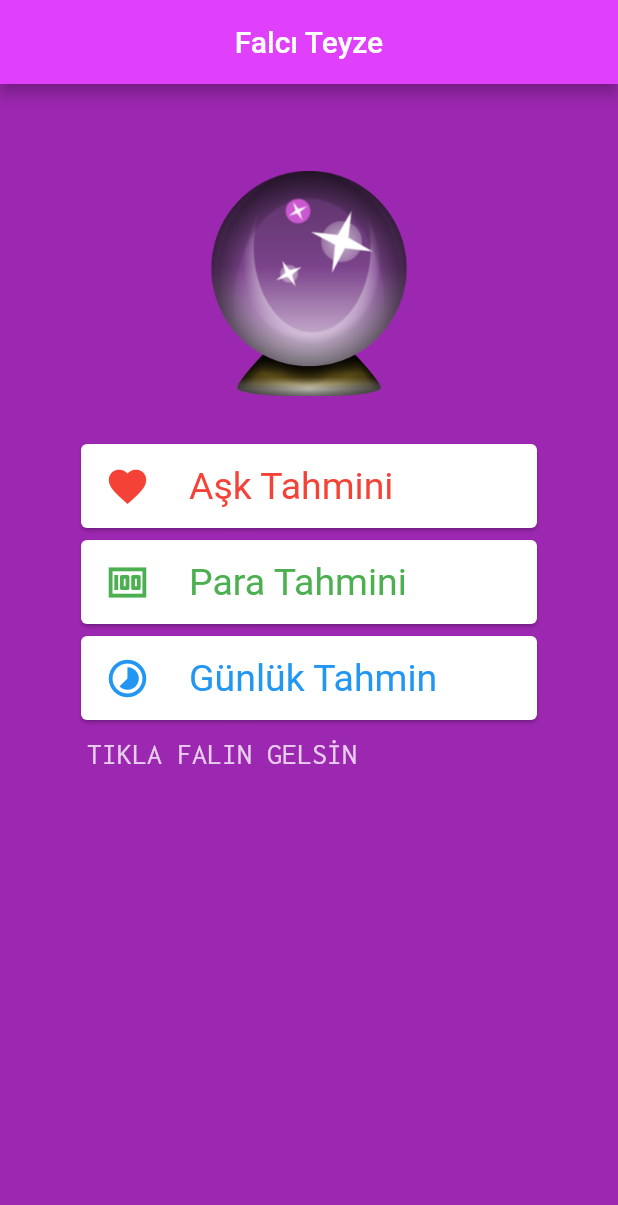
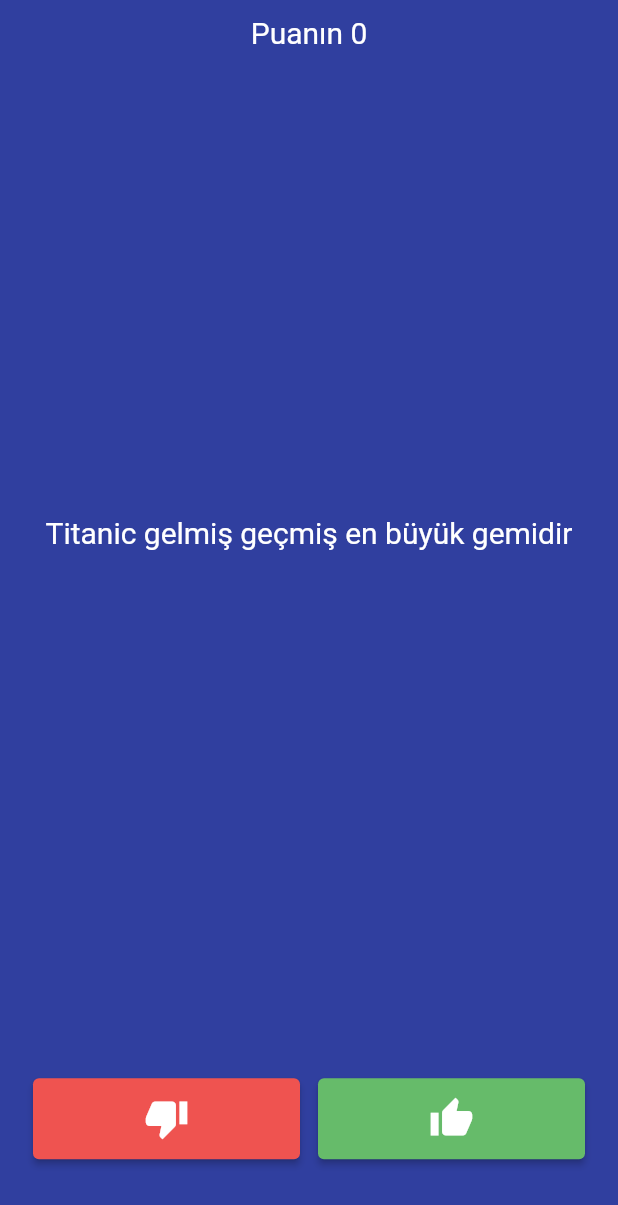
Before and after one commit to SlenderShout/flutter_app, a Flutter app: the screen it shows after launch, on a phone screen of 412 x 824 dp. Shown: the top 1205 px of the screen. Run offline on Flutter 3.47's test engine with Material 2 defaults, Android fonts, the phone set to English and light mode, and no system bars; our stand-ins replace audioplayers, google_fonts.

Commit message:
Making soru and drum

```diff
--- /dev/null
+++ b/lib/class/soru.dart
@@ -0,0 +1,6 @@
+class SoruCevap {
+  late String sorular;
+  late bool cevaplar;
+
+  SoruCevap({required this.sorular, required this.cevaplar});
+}
--- /dev/null
+++ b/lib/soru_cevap/constrants.dart
@@ -0,0 +1,4 @@
+import 'package:flutter/material.dart';
+
+const Icon dogru = Icon(Icons.mood, color: Colors.green,);
+const Icon yanlis = Icon(Icons.mood_bad, color: Colors.red,);
--- /dev/null
+++ b/lib/soru_cevap/soru_scaffold.dart
@@ -0,0 +1,169 @@
+import 'package:flutter/material.dart';
+import 'package:flutter/src/widgets/container.dart';
+import 'package:flutter/src/widgets/framework.dart';
+import 'package:flutter_app/class/soru.dart';
+import 'package:flutter_app/soru_cevap/constrants.dart';
+
+class Soru extends StatefulWidget {
+  const Soru({super.key});
+
+  @override
+  State<Soru> createState() => _SoruState();
+}
+
+class _SoruState extends State<Soru> {
+  List<Widget> secim = [];
+  var i = 0;
+  dynamic puan = 0;
+
+  List<SoruCevap> soruBankasi = [
+    SoruCevap(
+        sorular: "Titanic gelmiş geçmiş en büyük gemidir", cevaplar: false),
+    SoruCevap(
+        sorular: "Dünyadaki tavuk sayısı insan sayısından fazladır",
+        cevaplar: true),
+    SoruCevap(sorular: "Kelebeklerin ömrü bir gündür", cevaplar: false),
+    SoruCevap(sorular: "Dünya düzdür", cevaplar: false),
+    SoruCevap(
+        sorular: "Kaju fıstığı aslında bir meyvenin sapıdır", cevaplar: true),
+    SoruCevap(
+        sorular: "Fatih Sultan Mehmet hiç patates yememiştir", cevaplar: true),
+    SoruCevap(sorular: "Fransızlar 80 demek için, 4 - 20 der", cevaplar: true),
+  ];
+  String sorular() {
+    if (i > 6) {
+      i = 0;
+    }
+    return soruBankasi[i].sorular;
+  }
+
+  cevap(bool yanit) {
+    deger();
+    //print(soruBankasi[i].cevaplar);
+    //print(yanit);
+    if (soruBankasi[i-1].cevaplar == yanit) {
+      //print(true);
+      secim.add(dogru);
+      puan++;
+    } else {
+      //print(false);
+      secim.add(yanlis);
+    }
+  }
+
+  deger() {
+    if (i > 6) {
+      i = 0;
+      secim.clear();
+    }
+    i++;
+  }
+
+  @override
+  Widget build(BuildContext context) {
+    return Scaffold(
+      backgroundColor: Colors.indigo[700],
+      body: SafeArea(
+        child: Padding(
+          padding: const EdgeInsets.symmetric(horizontal: 10),
+          child: Column(
+            mainAxisAlignment: MainAxisAlignment.spaceBetween,
+            crossAxisAlignment: CrossAxisAlignment.stretch,
+            children: <Widget>[
+              Padding(
+                padding: EdgeInsets.all(10.0),
+                child: Center(
+                  child: Text(
+                    'Puanın $puan',
+                    textAlign: TextAlign.center,
+                    style: TextStyle(
+                      fontSize: 20.0,
+                      color: Colors.white,
+                    ),
+                  ),
+                ),
+              ),
+              Expanded(
+                flex: 4,
+                child: Padding(
+                  padding: EdgeInsets.all(10.0),
+                  child: Center(
+                    child: Text(
+                      sorular(),
+                      textAlign: TextAlign.center,
+                      style: TextStyle(
+                        fontSize: 20.0,
+                        color: Colors.white,
+                      ),
+                    ),
+                  ),
+                ),
+              ),
+              Wrap(spacing: 5.0, runSpacing: 2.0, children: secim),
+              Expanded(
+                flex: 1,
+                child: Padding(
+                  padding: EdgeInsets.symmetric(horizontal: 6.0),
+                  child: Row(
+                    children: <Widget>[
+                      Expanded(
+                        child: Padding(
+                          padding: EdgeInsets.symmetric(horizontal: 6),
+                          child: ElevatedButton(
+                            style: ElevatedButton.styleFrom(
+                                primary: Colors.red[400],
+                                padding: EdgeInsets.all(12),
+                                textStyle: TextStyle(
+                                  color: Colors.white,
+                                )),
+                            //padding: EdgeInsets.all(12),
+                            //textColor: Colors.white,
+                            //color: Colors.red[400],
+                            child: Icon(
+                              Icons.thumb_down,
+                              size: 30.0,
+                            ),
+                            onPressed: () {
+                              setState(() {
+                                cevap(false);
+                              });
+                            },
+                          ),
+                        ),
+                      ),
+                      Expanded(
+                        child: Padding(
+                          padding: EdgeInsets.symmetric(horizontal: 6),
+                          child: ElevatedButton(
+                            style: ElevatedButton.styleFrom(
+                                primary: Colors.green[400],
+                                padding: EdgeInsets.all(12),
+                                textStyle: TextStyle(
+                                  color: Colors.white,
+                                )),
+                            //padding: EdgeInsets.all(12),
+                            //textColor: Colors.white,
+                            // color: Colors.green[400],
+                            child: Icon(Icons.thumb_up, size: 30.0),
+                            onPressed: () {
+                              setState(
+                                () {
+                                  cevap(true);
+                                  // puanHesapla();
+                                },
+                              );
+                            },
+                          ),
+                        ),
+                      ),
+                    ],
+                  ),
+                ),
+              ),
+            ],
+          ),
+        ),
+      ),
+    );
+  }
+}
```
Also changed, not shown: lib/class/oyuncak.dart (added, +21 -0 lines), lib/drum/audio_expanded.dart (added, +19 -0 lines), lib/drum/butonlar.dart (added, +15 -0 lines), lib/drum/drum_scaffold.dart (added, +30 -0 lines), lib/main.dart (+3 -20 lines), pubspec.yaml (+7 -6 lines), pubspec.lock, 6 other files.
